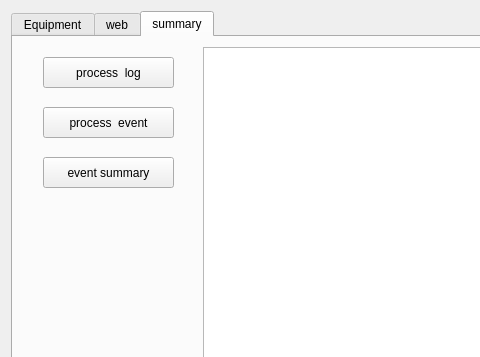
First picture: the form in Ui_FormMonitor.ui, repository 174high/Spiders-word, before the edit; both pictures show x 0 to 480 and y 0 to 357 of the 1029 by 769 pixel window.
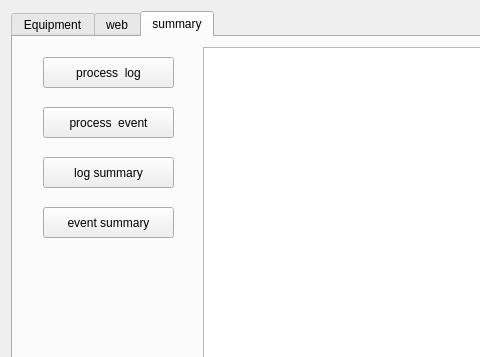
Second picture: the form after the edit. The open tabs and pages were chosen to show the change.

Commit message: UI add event summay and add pregress bar

```diff
--- a/Ui_FormMonitor.ui
+++ b/Ui_FormMonitor.ui
@@ -160,7 +160,7 @@
        <property name="geometry">
         <rect>
          <x>30</x>
-         <y>120</y>
+         <y>170</y>
          <width>131</width>
          <height>31</height>
         </rect>
@@ -169,6 +169,19 @@
         <string>event summary</string>
        </property>
       </widget>
+      <widget class="QPushButton" name="log_summary">
+       <property name="geometry">
+        <rect>
+         <x>30</x>
+         <y>120</y>
+         <width>131</width>
+         <height>31</height>
+        </rect>
+       </property>
+       <property name="text">
+        <string>log summary</string>
+       </property>
+      </widget>
      </widget>
     </widget>
    </item>
```
Left out of the diff: 2 changed lines with no effect on the pictures. The commit also changes 2 other files.
